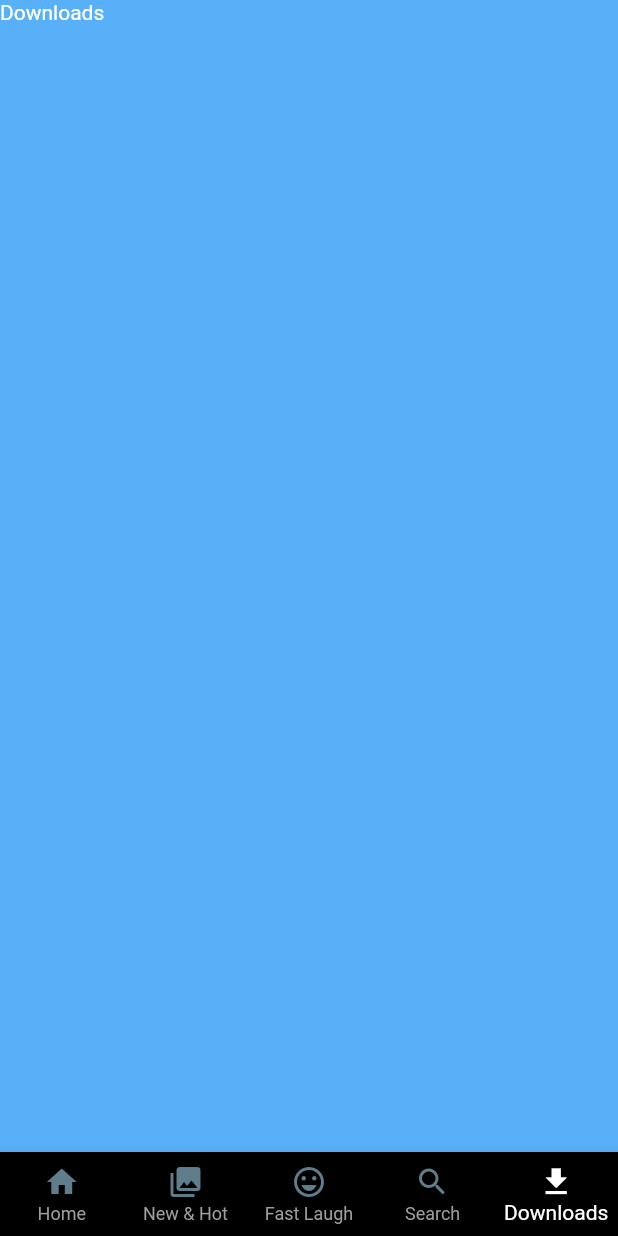
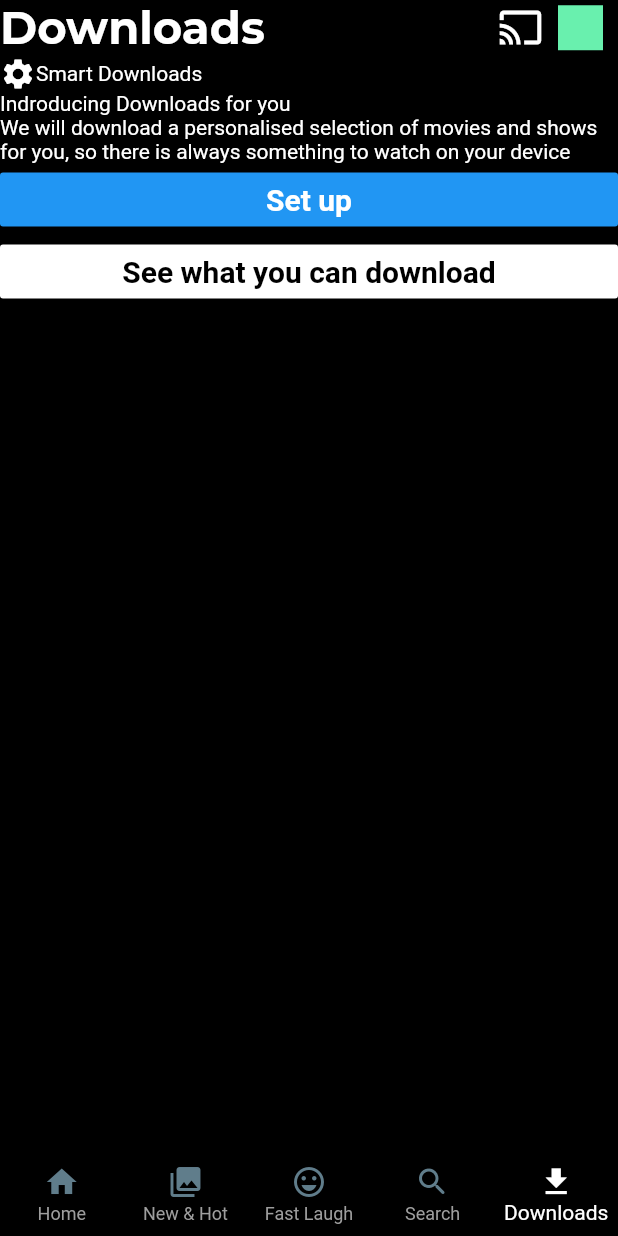
Before and after one commit to jayasooryakdeepak/Netflix_App_flutter, a Flutter app: the screen it shows after launch, item 5 of the bottom bar chosen, on a phone screen of 412 x 824 dp. Run offline on Flutter 3.47's test engine with Material 2 defaults, Android fonts, the phone set to English and light mode, and no system bars; our stand-ins replace google_fonts.

Commit message:
Downloads Page Buttons Added

```diff
--- a/lib/core/colors/colors.dart
+++ b/lib/core/colors/colors.dart
@@ -1,3 +1,7 @@
 import 'package:flutter/material.dart';
 
-const backgroundColor = Color.fromARGB(255, 88, 176, 248);
+const backgroundColor = Colors.black;
+const KWhiteColor = Colors.white;
+const KButtonColorBlue = Colors.blue;
+const KButtonColorWhite = Colors.white;
+const KButtonColorBlack = Colors.black;
--- /dev/null
+++ b/lib/core/constants.dart
@@ -0,0 +1,3 @@
+import 'package:flutter/material.dart';
+
+const KWidth = SizedBox(width: 10);
--- a/lib/main.dart
+++ b/lib/main.dart
@@ -14,6 +14,7 @@ class MyApp extends StatelessWidget {
   Widget build(BuildContext context) {
     return MaterialApp(
       title: 'Flutter Demo',
+      debugShowCheckedModeBanner: true,
       theme: ThemeData(
         colorScheme: ColorScheme.fromSwatch(
           primarySwatch: Colors.blue,
--- a/lib/presentation/downloads/widgets/screen_downloads.dart
+++ b/lib/presentation/downloads/widgets/screen_downloads.dart
@@ -1,4 +1,6 @@
 import 'package:flutter/material.dart';
+import 'package:netflix_app/core/colors/colors.dart';
+import 'package:netflix_app/presentation/widgets/app_bar_widget.dart';
 
 class ScreenDownloads extends StatelessWidget {
   const ScreenDownloads({super.key});
@@ -6,7 +8,50 @@ class ScreenDownloads extends StatelessWidget {
   @override
   Widget build(BuildContext context) {
     return Scaffold(
-      body: Text('Downloads'),
+      appBar: const PreferredSize(
+        preferredSize: Size.fromHeight(50),
+        child: AppbarWidget(
+          title: "Downloads",
+        ),
+      ),
+      body: ListView(
+        children: [
+          Row(
+            children: const [
+              Icon(
+                Icons.settings,
+                color: Colors.white,
+              ),
+              Text("Smart Downloads"),
+            ],
+          ),
+          Text("Indroducing Downloads for you"),
+          Text(
+              "We will download a personalised selection of movies and shows for you, so there is always something to watch on your device"),
+          MaterialButton(
+            color: KButtonColorBlue,
+            onPressed: () {},
+            child: const Text(
+              "Set up",
+              style: TextStyle(
+                  color: KButtonColorWhite,
+                  fontSize: 20,
+                  fontWeight: FontWeight.bold),
+            ),
+          ),
+          MaterialButton(
+            color: KButtonColorWhite,
+            onPressed: () {},
+            child: const Text(
+              "See what you can download",
+              style: TextStyle(
+                  color: KButtonColorBlack,
+                  fontSize: 20,
+                  fontWeight: FontWeight.bold),
+            ),
+          )
+        ],
+      ),
     );
   }
 }
--- /dev/null
+++ b/lib/presentation/widgets/app_bar_widget.dart
@@ -0,0 +1,35 @@
+import 'package:flutter/material.dart';
+import 'package:google_fonts/google_fonts.dart';
+import 'package:netflix_app/core/constants.dart';
+
+class AppbarWidget extends StatelessWidget {
+  const AppbarWidget({Key? key, required this.title});
+
+  final String title;
+
+  @override
+  Widget build(BuildContext context) {
+    return Row(
+      children: [
+        Text(
+          title,
+          style:
+              GoogleFonts.montserrat(fontSize: 30, fontWeight: FontWeight.bold),
+        ),
+        const Spacer(),
+        const Icon(
+          Icons.cast,
+          color: Colors.white,
+          size: 30,
+        ),
+        KWidth,
+        Container(
+          width: 30,
+          height: 30,
+          color: Colors.greenAccent,
+        ),
+        KWidth
+      ],
+    );
+  }
+}
```
Also changed, not shown: pubspec.yaml (+4 -12 lines), pubspec.lock, 1 other file.
